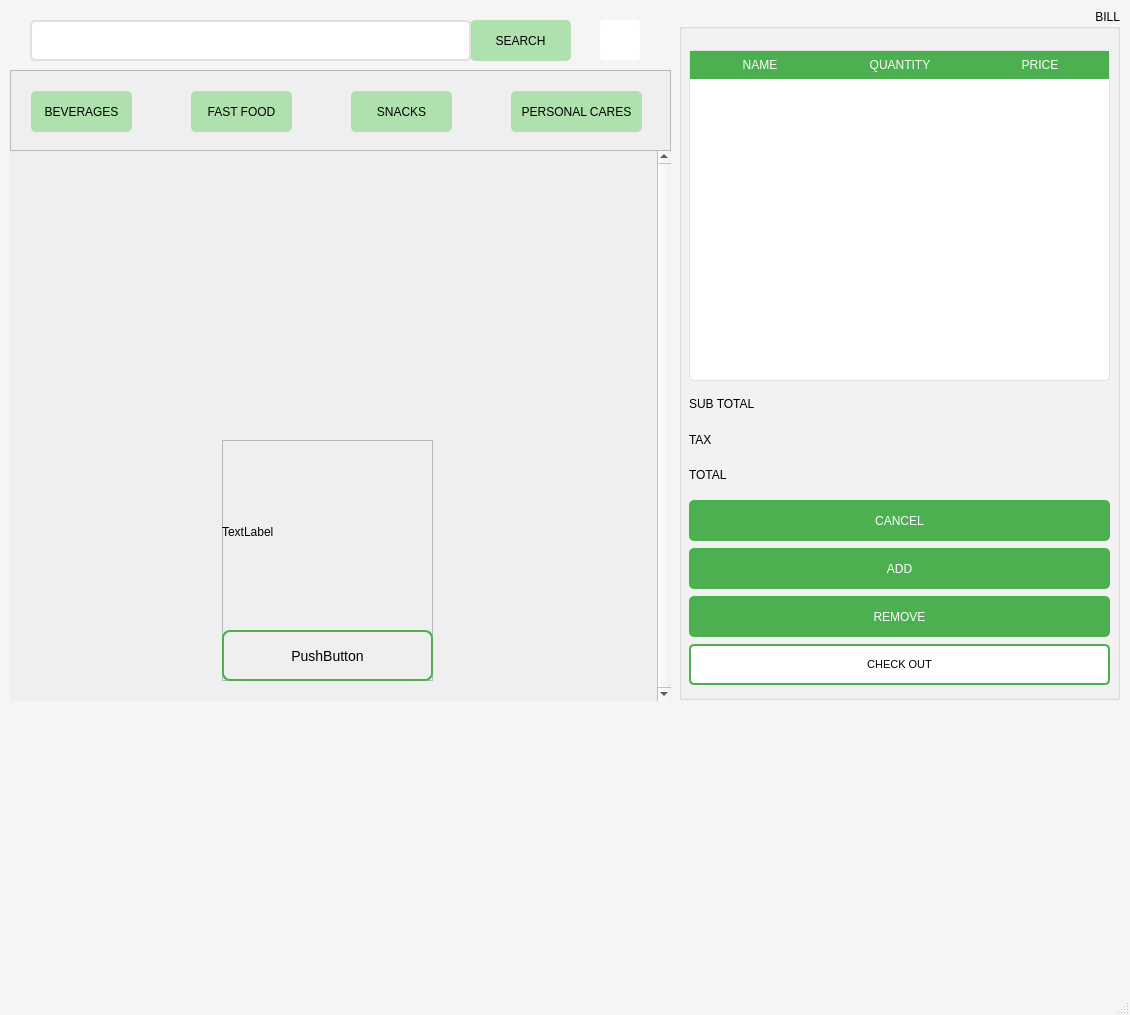
Above: nhi/SMART_VENDING_MACHINE2/giaodien2.ui from yanernguyen/SALE-POS before the change. Below: the same form after it.
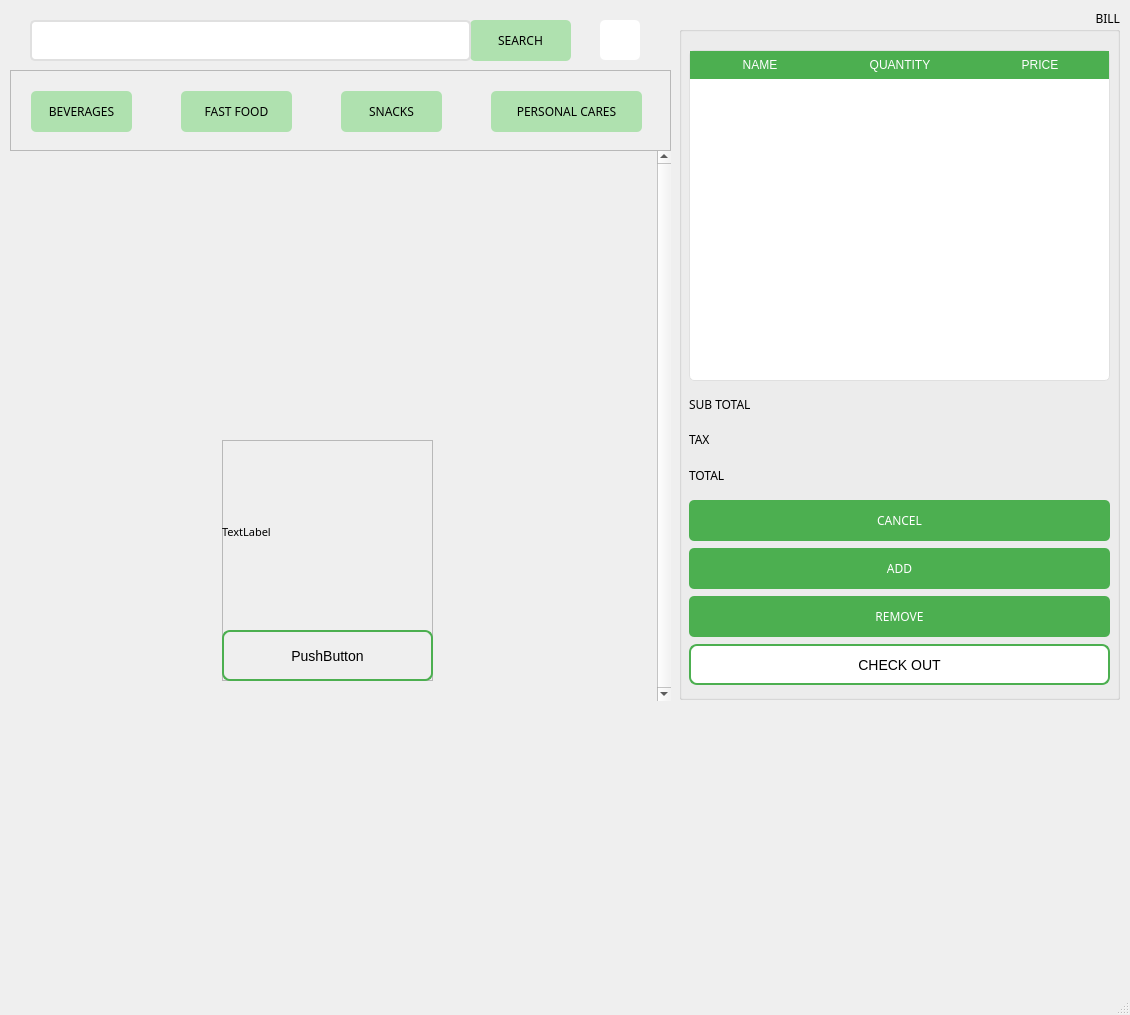
That is the form after the change. Icons and pictures are not drawn.

```diff
--- a/nhi/SMART_VENDING_MACHINE2/giaodien2.ui
+++ b/nhi/SMART_VENDING_MACHINE2/giaodien2.ui
@@ -23,8 +23,22 @@
    <bool>false</bool>
   </property>
   <property name="styleSheet">
-   <string notr="true">QMainWindow {
-    background-color: #F5F5F5; /* Màu nền nhẹ */
+   <string notr="true">QTableWidget {
+    background: white;
+    border-radius: 5px;
+    border: 1px solid #E0E0E0;
+    gridline-color: #E0E0E0;
+}
+
+QTableWidget::item {
+    padding: 8px;
+}
+
+QHeaderView::section {
+    background: #4CAF50;
+    color: white;
+    padding: 5px;
+    border: none;
 }</string>
   </property>
   <widget class="QWidget" name="centralwidget">
@@ -40,10 +54,15 @@
       <height>41</height>
      </rect>
     </property>
+    <property name="font">
+     <font>
+      <family>Sitka Small</family>
+     </font>
+    </property>
     <property name="styleSheet">
      <string notr="true">QPushButton {
     background-color: #AFE1AF; /* Màu xanh lá */
-    color: black; /* Màu chữ trắng */
+    color: 333333; /* Màu chữ trắng */
     border-radius: 5px; /* Bo góc */
     padding: 10px;
 }
@@ -130,10 +149,15 @@
         <height>41</height>
        </rect>
       </property>
+      <property name="font">
+       <font>
+        <family>Sitka Small</family>
+       </font>
+      </property>
       <property name="styleSheet">
        <string notr="true">QPushButton {
     background-color: #AFE1AF; /* Màu xanh lá */
-    color: black; /* Màu chữ trắng */
+    color: 333333; /* Màu chữ trắng */
     border-radius: 5px; /* Bo góc */
     padding: 10px;
 }
@@ -148,16 +172,21 @@
      <widget class="QPushButton" name="pushButton_FastFood">
       <property name="geometry">
        <rect>
-        <x>180</x>
+        <x>170</x>
         <y>20</y>
-        <width>101</width>
+        <width>111</width>
         <height>41</height>
        </rect>
       </property>
+      <property name="font">
+       <font>
+        <family>Sitka Small</family>
+       </font>
+      </property>
       <property name="styleSheet">
        <string notr="true">QPushButton {
     background-color: #AFE1AF; /* Màu xanh lá */
-    color: black; /* Màu chữ trắng */
+    color: 333333; /* Màu chữ trắng */
     border-radius: 5px; /* Bo góc */
     padding: 10px;
 }
@@ -172,16 +201,21 @@
      <widget class="QPushButton" name="pushButton_Snacks">
       <property name="geometry">
        <rect>
-        <x>340</x>
+        <x>330</x>
         <y>20</y>
         <width>101</width>
         <height>41</height>
        </rect>
       </property>
+      <property name="font">
+       <font>
+        <family>Sitka Small</family>
+       </font>
+      </property>
       <property name="styleSheet">
        <string notr="true">QPushButton {
     background-color: #AFE1AF; /* Màu xanh lá */
-    color: black; /* Màu chữ trắng */
+    color: 333333; /* Màu chữ trắng */
     border-radius: 5px; /* Bo góc */
     padding: 10px;
 }
@@ -196,16 +230,21 @@
      <widget class="QPushButton" name="pushButton_PersonalCares">
       <property name="geometry">
        <rect>
-        <x>500</x>
+        <x>480</x>
         <y>20</y>
-        <width>131</width>
+        <width>151</width>
         <height>41</height>
        </rect>
       </property>
+      <property name="font">
+       <font>
+        <family>Sitka Small</family>
+       </font>
+      </property>
       <property name="styleSheet">
        <string notr="true">QPushButton {
     background-color: #AFE1AF; /* Màu xanh lá */
-    color: black; /* Màu chữ trắng */
+    color: 333333; /* Màu chữ trắng */
     border-radius: 5px; /* Bo góc */
     padding: 10px;
 }
@@ -230,7 +269,10 @@
     </property>
     <property name="font">
      <font>
+      <family>Sitka</family>
       <pointsize>9</pointsize>
+      <weight>50</weight>
+      <bold>false</bold>
      </font>
     </property>
     <property name="title">
@@ -352,6 +394,11 @@
           <height>41</height>
          </size>
         </property>
+        <property name="font">
+         <font>
+          <family>Sitka Small</family>
+         </font>
+        </property>
         <property name="styleSheet">
          <string notr="true">QPushButton {
     background-color: #4CAF50; /* Màu xanh lá */
@@ -386,6 +433,11 @@
           <height>41</height>
          </size>
         </property>
+        <property name="font">
+         <font>
+          <family>Sitka Small</family>
+         </font>
+        </property>
         <property name="styleSheet">
          <string notr="true">QPushButton {
     background-color: #4CAF50; /* Màu xanh lá */
@@ -414,6 +466,11 @@
           <height>41</height>
          </size>
         </property>
+        <property name="font">
+         <font>
+          <family>Sitka Small</family>
+         </font>
+        </property>
         <property name="styleSheet">
          <string notr="true">QPushButton {
     background-color: #4CAF50; /* Màu xanh lá */
@@ -444,26 +501,27 @@
         </property>
         <property name="font">
          <font>
-          <pointsize>8</pointsize>
+          <pointsize>-1</pointsize>
          </font>
         </property>
         <property name="styleSheet">
          <string notr="true">QPushButton {
-    background-color: white; /* Màu xanh lá */
-	border: 2px solid #4CAF50;
-    color: black
-; /* Màu chữ trắng */
-    border-radius: 5px; /* Bo góc */
-    padding: 10px;
+    background-color: white; /* Loại bỏ màu nền */
+    border: 2px solid #4CAF50; /* Viền màu xanh lá */
+    color: 333333; /* Màu chữ */
+    font-size: 14px;
+    border-radius: 8px; /* Bo góc */
+    padding: 8px 15px;
 }
+
 QPushButton:hover {
     background-color: #45a049; /* Màu xanh lá đậm khi hover */
 }
+
 QPushButton:pressed {
-    background-color: #388E3C;
-}
-
-</string>
+    border: 2px solid #1B5E20; /* Viền đậm hơn khi bấm */
+    color: #1B5E20;
+}</string>
         </property>
         <property name="text">
          <string>CHECK OUT</string>
@@ -486,6 +544,11 @@
        <layout class="QVBoxLayout" name="verticalLayout_8">
         <item>
          <widget class="QLabel" name="label">
+          <property name="font">
+           <font>
+            <family>Sitka Small</family>
+           </font>
+          </property>
           <property name="text">
            <string>SUB TOTAL</string>
           </property>
@@ -493,6 +556,11 @@
         </item>
         <item>
          <widget class="QLabel" name="label_2">
+          <property name="font">
+           <font>
+            <family>Sitka Small</family>
+           </font>
+          </property>
           <property name="text">
            <string>TAX</string>
           </property>
@@ -500,6 +568,11 @@
         </item>
         <item>
          <widget class="QLabel" name="label_5">
+          <property name="font">
+           <font>
+            <family>Sitka Small</family>
+           </font>
+          </property>
           <property name="text">
            <string>TOTAL</string>
           </property>
@@ -585,7 +658,7 @@
       <rect>
        <x>0</x>
        <y>0</y>
-       <width>648</width>
+       <width>638</width>
        <height>551</height>
       </rect>
      </property>
@@ -661,6 +734,12 @@
                <height>190</height>
               </size>
              </property>
+             <property name="font">
+              <font>
+               <family>Sitka Small</family>
+               <pointsize>8</pointsize>
+              </font>
+             </property>
              <property name="autoFillBackground">
               <bool>false</bool>
              </property>
```
Left out of the diff: 28 changed lines with no effect on the pictures.
